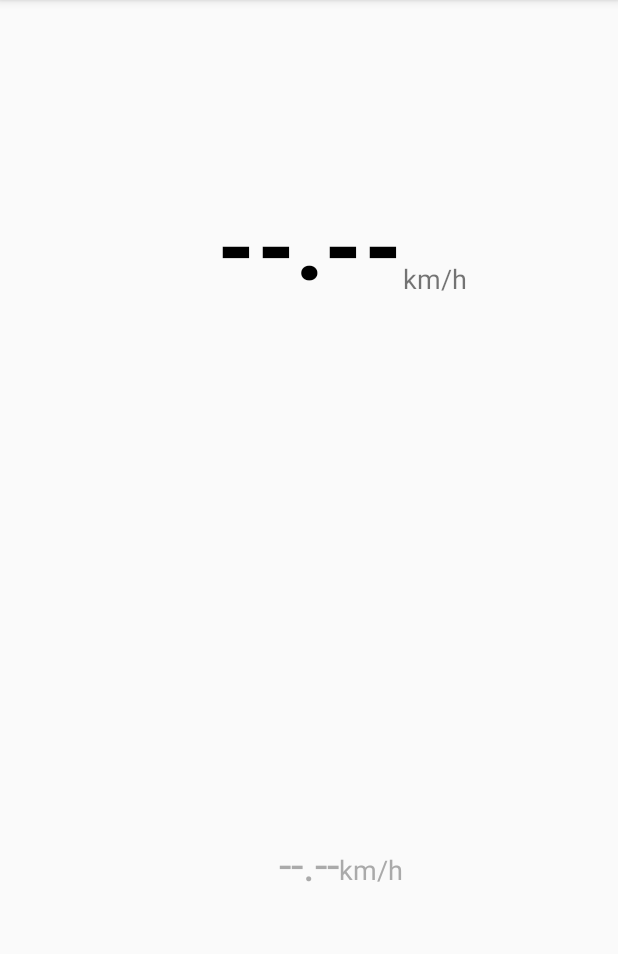
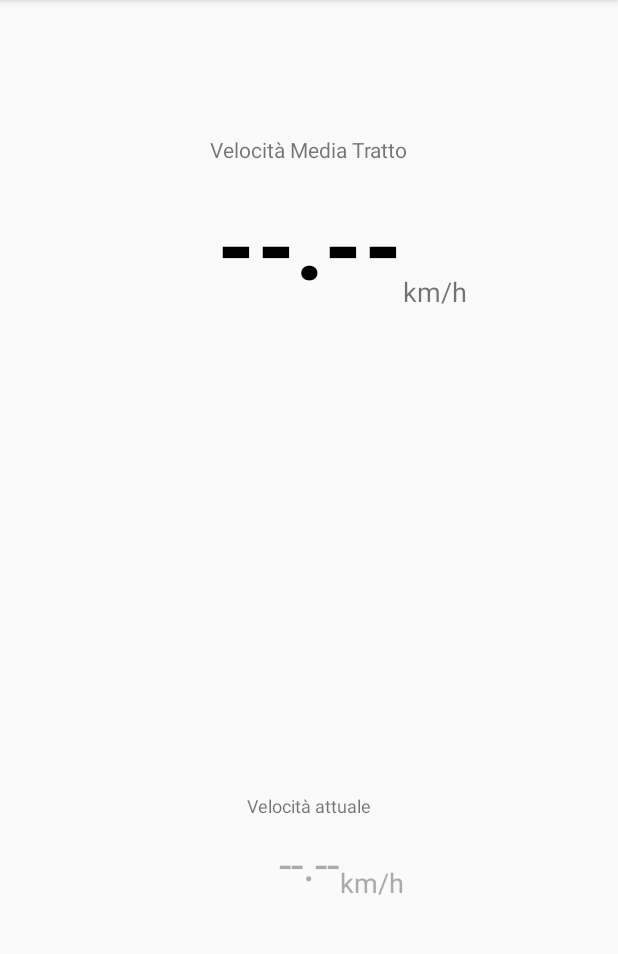
Before and after one commit to Dadda97/VelOk, an Android app: the MainActivity screen opened directly, with no data from a screen before it, on a phone screen of 412 x 824 dp, the part 84-1038 px from its top. Run offline under Robolectric (Android 15) with nearby library versions, the phone set to English and light mode, and no system bars; our stand-ins replace Picasso; pictures from the network do not load; 1 statement that could not run was skipped.

Commit message:
Added text for instant and average speed

```diff
--- a/app/src/main/res/layout/content_main.xml
+++ b/app/src/main/res/layout/content_main.xml
@@ -17,10 +17,10 @@
         android:textSize="18sp"
         app:layout_constraintBottom_toBottomOf="parent"
         app:layout_constraintEnd_toEndOf="parent"
-        app:layout_constraintHorizontal_bias="0.0"
+        app:layout_constraintHorizontal_bias="0.006"
         app:layout_constraintStart_toEndOf="@+id/instantSpeedView"
         app:layout_constraintTop_toTopOf="parent"
-        app:layout_constraintVertical_bias="0.763" />
+        app:layout_constraintVertical_bias="0.775" />
 
     <TextView
         android:id="@+id/avgSpeedView"
@@ -63,7 +63,7 @@
         app:layout_constraintHorizontal_bias="0.0"
         app:layout_constraintStart_toEndOf="@+id/avgSpeedView"
         app:layout_constraintTop_toTopOf="parent"
-        app:layout_constraintVertical_bias="0.233" />
+        app:layout_constraintVertical_bias="0.245" />
 
     <TextView
         android:id="@+id/sectorsView"
@@ -76,4 +76,27 @@
         app:layout_constraintStart_toStartOf="parent"
         app:layout_constraintTop_toBottomOf="@+id/avgSpeedView" />
 
+    <TextView
+        android:id="@+id/textView3"
+        android:layout_width="wrap_content"
+        android:layout_height="wrap_content"
+        android:text="@string/averageSpeed"
+        app:layout_constraintBottom_toTopOf="@+id/avgSpeedView"
+        app:layout_constraintEnd_toEndOf="parent"
+        app:layout_constraintStart_toStartOf="parent"
+        app:layout_constraintTop_toTopOf="parent"
+        app:layout_constraintVertical_bias="0.873" />
+
+    <TextView
+        android:id="@+id/textView4"
+        android:layout_width="wrap_content"
+        android:layout_height="wrap_content"
+        android:text="@string/instantSpeed"
+        android:textSize="12sp"
+        app:layout_constraintBottom_toTopOf="@+id/instantSpeedView"
+        app:layout_constraintEnd_toEndOf="parent"
+        app:layout_constraintStart_toStartOf="parent"
+        app:layout_constraintTop_toBottomOf="@+id/sectorsView"
+        app:layout_constraintVertical_bias="0.82" />
+
 </androidx.constraintlayout.widget.ConstraintLayout>
--- a/app/src/main/res/values/strings.xml
+++ b/app/src/main/res/values/strings.xml
@@ -5,6 +5,7 @@
     <string name="waiting_str">waiting…</string>
     <string name="defaultAvgSpeed">--.--</string>
     <string name="defaultInstantSpeed">--.--</string>
-    <string name="defaultPaths">Tratto1 : 55.02 km/h</string>
+    <string name="averageSpeed">Velocità Media Tratto</string>
+    <string name="instantSpeed">Velocità attuale</string>
     <string name="dark_theme">Dark Theme</string>
 </resources>
```
